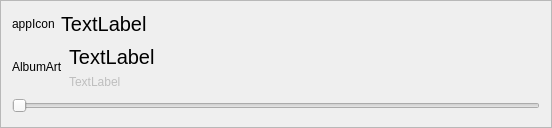
This is statuscenter/NotificationsPane/notificationsWidget/mediaplayernotification.ui in vicr123/theshell as Qt 5 draws it before an edit. The edited form follows.
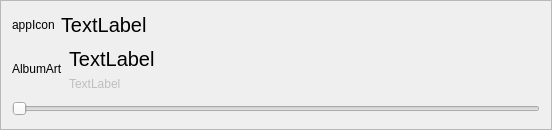
This is the edited form. Icons and pictures are not drawn.

The edit to the form file:
```diff
--- a/statuscenter/NotificationsPane/notificationsWidget/mediaplayernotification.ui
+++ b/statuscenter/NotificationsPane/notificationsWidget/mediaplayernotification.ui
@@ -7,7 +7,7 @@
     <x>0</x>
     <y>0</y>
     <width>552</width>
-    <height>128</height>
+    <height>130</height>
    </rect>
   </property>
   <property name="windowTitle">
```
Left out of the diff: 12 changed lines with no effect on the pictures.
